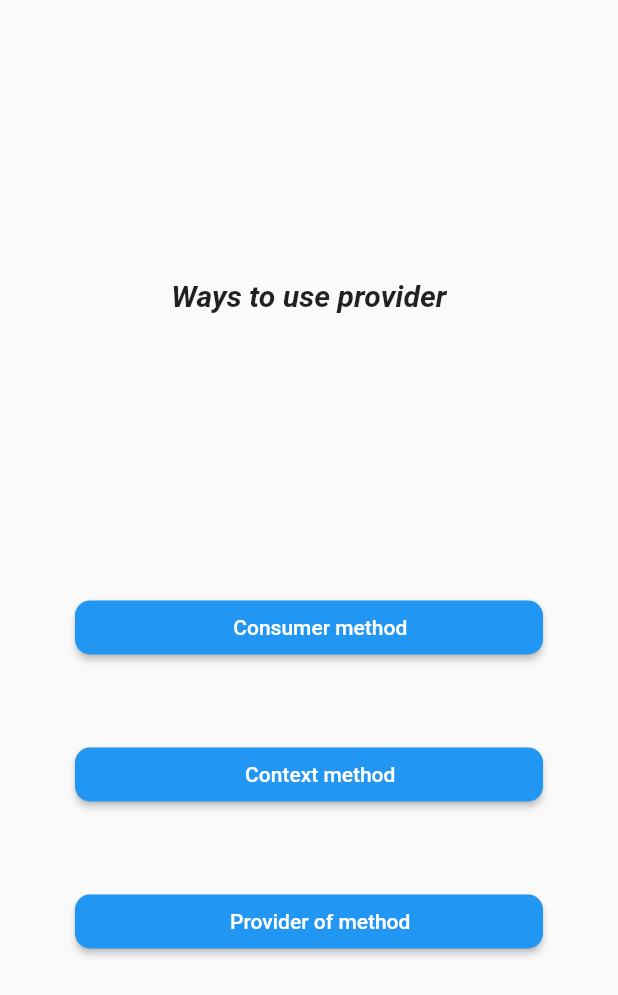
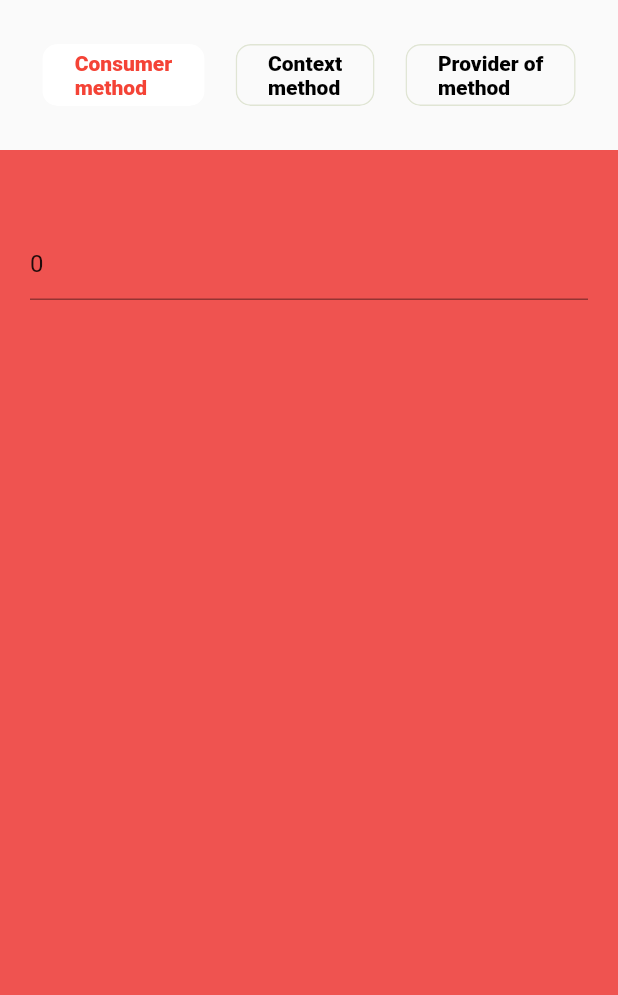
Before and after one commit to vishwakarmakrishna/flutter_provider, a Flutter app: the screen it shows after launch, on a phone screen of 412 x 824 dp. Shown: the top 995 px of the screen. Run offline on Flutter 3.47's test engine with Material 2 defaults, Android fonts, the phone set to English and light mode, and no system bars; Roboto replaces fonts that are missing (Montserrat).

Commit message:
Small Changes

```diff
--- a/lib/buyer/pages/ProviderMethods/home_screen_consumer.dart
+++ b/lib/buyer/pages/ProviderMethods/home_screen_consumer.dart
@@ -23,7 +23,8 @@ class HomeConsumeScreen extends StatelessWidget {
               ),
               Padding(
                 padding: const EdgeInsets.all(20),
-                child: TextField(
+                child: TextFormField(
+                  initialValue: provider.getage.toString(),
                   onChanged: (value) {
                     if (value.isEmpty) return;
                     int age = int.tryParse(value) ?? 0;
--- a/lib/buyer/pages/ProviderMethods/home_screen_context.dart
+++ b/lib/buyer/pages/ProviderMethods/home_screen_context.dart
@@ -23,7 +23,9 @@ class HomeContextScreen extends StatelessWidget {
             ),
             Padding(
               padding: const EdgeInsets.all(20),
-              child: TextField(
+              child: TextFormField(
+                initialValue:
+                    context.watch<HomeScreenProvider>().getage.toString(),
                 onChanged: (value) {
                   if (value.isEmpty) return;
                   int age = int.tryParse(value) ?? 0;
--- a/lib/buyer/pages/ProviderMethods/home_screen_provider_of.dart
+++ b/lib/buyer/pages/ProviderMethods/home_screen_provider_of.dart
@@ -26,7 +26,8 @@ class HomeProviderOfScreen extends StatelessWidget {
           ),
           Padding(
             padding: const EdgeInsets.all(20),
-            child: TextField(
+            child: TextFormField(
+              initialValue: providerOfContextWatch.getage.toString(),
               onChanged: (value) {
                 if (value.isEmpty) return;
                 int age = int.tryParse(value) ?? 0;
--- a/lib/buyer/pages/group_home_screen.dart
+++ b/lib/buyer/pages/group_home_screen.dart
@@ -1,83 +1,112 @@
 import 'package:flutter/material.dart';
+import 'package:flutter_provider/buyer/pages/tab.dart';
+import 'package:flutter_provider/shop/provider/home_screen_provider.dart';
+import 'package:provider/provider.dart';
 import 'ProviderMethods/home_screen_consumer.dart';
 import 'ProviderMethods/home_screen_context.dart';
 import 'ProviderMethods/home_screen_provider_of.dart';
 
-class HomeScreen extends StatelessWidget {
+class HomeScreen extends StatefulWidget {
   const HomeScreen({Key? key}) : super(key: key);
 
   @override
+  State<HomeScreen> createState() => _HomeScreenState();
+}
+
+class _HomeScreenState extends State<HomeScreen> with TickerProviderStateMixin {
+  @override
   Widget build(BuildContext context) {
+    Size screenSize = MediaQuery.of(context).size;
     List waysToCallProvider = [
       {
-        "name": "Consumer method",
+        "name": "Consumer\nmethod",
         "value": const HomeConsumeScreen(),
       },
       {
-        "name": "Context method",
+        "name": "Context\nmethod",
         "value": const HomeContextScreen(),
       },
       {
-        "name": "Provider of method",
+        "name": "Provider of\nmethod",
         "value": const HomeProviderOfScreen(),
       }
     ];
     return Material(
       child: SafeArea(
-          child: Column(
-        mainAxisAlignment: MainAxisAlignment.spaceEvenly,
-        children: [
-          const Center(
-              child: Text(
-            "Ways to use provider",
-            style: TextStyle(
-                fontStyle: FontStyle.italic,
-                fontWeight: FontWeight.bold,
-                fontSize: 20),
-          )),
-          Center(
-            child: ListView.separated(
-                shrinkWrap: true,
-                separatorBuilder: (newcontext, index) {
-                  return const SizedBox(
-                    height: 50,
-                  );
-                },
-                itemCount: waysToCallProvider.length,
-                itemBuilder: (newcontext, index) {
-                  return Padding(
-                    padding: const EdgeInsets.symmetric(horizontal: 50),
-                    child: MaterialButton(
-                      shape: RoundedRectangleBorder(
-                          borderRadius: BorderRadius.circular(10)),
-                      onPressed: () {
-                        Navigator.push(
-                          context,
-                          MaterialPageRoute(
-                            builder: (context) {
-                              return waysToCallProvider[index]['value'];
-                            },
+        child: DefaultTabController(
+          length: waysToCallProvider.length,
+          child: NestedScrollView(
+            headerSliverBuilder: (newcontext, value) {
+              return [
+                SliverAppBar(
+                  expandedHeight: 100,
+                  pinned: true,
+                  floating: true,
+                  elevation: 50,
+                  flexibleSpace: FlexibleSpaceBar(
+                    background: InkWell(
+                      onTap: () {},
+                      child: CustomTabBar(
+                        tabDecoration: BoxDecoration(
+                          color: Colors.grey[50],
+                        ),
+                        height: screenSize.height * 0.080,
+                        radius: 10.0,
+                        bottonwidthSize: screenSize.height * 0.100,
+                        bottonheightSize: screenSize.height * 0.080,
+                        labelSpacing: screenSize.width * 0.2,
+                        contentPadding: EdgeInsets.symmetric(
+                            horizontal: screenSize.width * 0.0525),
+                        buttonMargin: EdgeInsets.symmetric(
+                            vertical: screenSize.height * 0.015,
+                            horizontal: screenSize.width * 0.025),
+                        labelStyle: TextStyle(
+                            fontSize: 14,
+                            color: newcontext
+                                        .watch<HomeScreenProvider>()
+                                        .isEligible ==
+                                    true
+                                ? Colors.green
+                                : Colors.red,
+                            fontWeight: FontWeight.w800,
+                            fontFamily: 'Montserrat'),
+                        unselectedLabelStyle: const TextStyle(
+                            fontSize: 14,
+                            color: Colors.black,
+                            fontWeight: FontWeight.w800,
+                            fontFamily: 'Montserrat'),
+                        unselectedDecoration: BoxDecoration(
+                          borderRadius: BorderRadius.circular(10),
+                          color: Colors.grey[50],
+                          border: Border.all(
+                            color: const Color(0xFFE0E5D4),
                           ),
-                        );
-                      },
-                      textColor: Colors.white,
-                      child: Row(
-                        mainAxisAlignment: MainAxisAlignment.center,
-                        children: [
-                          const SizedBox(width: 15),
-                          Text(
-                            waysToCallProvider[index]['name'].toString(),
-                            textAlign: TextAlign.center,
+                        ),
+                        decoration: BoxDecoration(
+                          borderRadius: BorderRadius.circular(10),
+                          color: Colors.white,
+                        ),
+                        tabs: List.generate(
+                          waysToCallProvider.length,
+                          (index) => Tab(
+                            text: waysToCallProvider[index]['name'],
                           ),
-                        ],
+                        ),
                       ),
-                      color: Colors.blue,
                     ),
-                  );
-                }),
+                  ),
+                ),
+              ];
+            },
+            body: TabBarView(
+              children:
+                  List<Widget>.generate(waysToCallProvider.length, (int index) {
+                return waysToCallProvider[index]["value"];
+              }),
+            ),
           ),
-        ],
-      )),
+        ),
+      ),
     );
   }
 }
--- /dev/null
+++ b/lib/buyer/pages/tab.dart
@@ -0,0 +1,412 @@
+import 'package:flutter/material.dart';
+
+const double _kTabHeight = 46.0;
+
+class CustomTabBar extends StatefulWidget implements PreferredSizeWidget {
+  CustomTabBar(
+      {Key? key,
+      required this.tabs,
+      this.controller,
+      this.duration = 250,
+      this.backgroundColor,
+      this.unselectedBackgroundColor,
+      this.decoration,
+      this.unselectedDecoration,
+      this.labelStyle,
+      this.unselectedLabelStyle,
+      this.borderWidth = 0,
+      this.borderColor = Colors.black,
+      this.unselectedBorderColor = Colors.black,
+      this.physics = const BouncingScrollPhysics(),
+      this.contentPadding = const EdgeInsets.symmetric(horizontal: 4),
+      this.buttonMargin = const EdgeInsets.all(4),
+      this.labelSpacing = 4.0,
+      this.radius = 7.0,
+      this.height = _kTabHeight,
+      this.center = false,
+      this.onTap,
+      this.tabDecoration,
+      this.bottonwidthSize,
+      this.bottonheightSize})
+      : super(key: key) {
+    assert(backgroundColor == null || decoration == null);
+    assert(unselectedBackgroundColor == null || unselectedDecoration == null);
+  }
+
+  final List<Widget> tabs;
+  final TabController? controller;
+  final int duration;
+  final Color? backgroundColor;
+  final Color? unselectedBackgroundColor;
+  final BoxDecoration? decoration;
+  final BoxDecoration? unselectedDecoration;
+  final TextStyle? labelStyle;
+  final TextStyle? unselectedLabelStyle;
+  final double borderWidth;
+  final Color borderColor;
+  final Color unselectedBorderColor;
+  final ScrollPhysics physics;
+  final EdgeInsets contentPadding;
+  final EdgeInsets buttonMargin;
+  final double labelSpacing;
+  final double radius;
+  final double? height;
+  final bool center;
+  final void Function(int)? onTap;
+  final BoxDecoration? tabDecoration;
+  final double? bottonwidthSize;
+  final double? bottonheightSize;
+  @override
+  Size get preferredSize {
+    return Size.fromHeight(height ??
+        (_kTabHeight + contentPadding.vertical + buttonMargin.vertical));
+  }
+
+  @override
+  _CustomTabBarState createState() => _CustomTabBarState();
+}
+
+class _CustomTabBarState extends State<CustomTabBar>
+    with TickerProviderStateMixin {
+  TabController? _controller;
+
+  ScrollController _scrollController = new ScrollController();
+
+  late AnimationController _animationController;
+
+  late List<GlobalKey> _tabKeys;
+  GlobalKey _tabsContainerKey = GlobalKey();
+  GlobalKey _tabsParentKey = GlobalKey();
+
+  int _currentIndex = 0;
+  int _prevIndex = -1;
+  int _aniIndex = 0;
+  double _prevAniValue = 0;
+
+  late bool _textLTR;
+
+  EdgeInsets _centerPadding = EdgeInsets.zero;
+
+  @override
+  void initState() {
+    super.initState();
+    WidgetsBinding.instance
+        ?.addPostFrameCallback((_) => _getCenterPadding(context));
+
+    _tabKeys = widget.tabs.map((Widget tab) => GlobalKey()).toList();
+
+    _animationController = AnimationController(
+        vsync: this, duration: Duration(milliseconds: widget.duration));
+
+    _animationController.value = 1.0;
+    _animationController.addListener(() {
+      setState(() {});
+    });
+  }
+
+  void _updateTabController() {
+    final TabController? newController =
+        widget.controller ?? DefaultTabController.of(context);
+    assert(() {
+      if (newController == null) {
+        throw FlutterError('No TabController for ${widget.runtimeType}.\n'
+            'When creating a ${widget.runtimeType}, you must either provide an explicit '
+            'TabController using the "controller" property, or you must ensure that there '
+            'is a DefaultTabController above the ${widget.runtimeType}.\n'
+            'In this case, there was neither an explicit controller nor a default controller.');
+      }
+      return true;
+    }());
+
+    if (newController == _controller) return;
+
+    if (_controllerIsValid) {
+      _controller?.animation!.removeListener(_handleTabAnimation);
+      _controller?.removeListener(_handleController);
+    }
+    _controller = newController;
+    _controller?.animation!.addListener(_handleTabAnimation);
+    _controller?.addListener(_handleController);
+    _currentIndex = _controller!.index;
+  }
+
+  bool get _controllerIsValid => _controller?.animation != null;
+
+  @override
+  void didChangeDependencies() {
+    super.didChangeDependencies();
+    assert(debugCheckHasMaterial(context));
+    _updateTabController();
+  }
+
+  @override
+  void didUpdateWidget(CustomTabBar oldWidget) {
+    super.didUpdateWidget(oldWidget);
+    if (widget.controller != oldWidget.controller) {
+      _updateTabController();
+    }
+
+    if (widget.tabs.length > oldWidget.tabs.length) {
+      final int delta = widget.tabs.length - oldWidget.tabs.length;
+      _tabKeys.addAll(List<GlobalKey>.generate(delta, (int n) => GlobalKey()));
+    } else if (widget.tabs.length < oldWidget.tabs.length) {
+      _tabKeys.removeRange(widget.tabs.length, oldWidget.tabs.length);
+    }
+  }
+
+  void _handleController() {
+    if (_controller!.indexIsChanging) {
+      _goToIndex(_controller!.index);
+    }
+  }
+
+  @override
+  void dispose() {
+    if (_controllerIsValid) {
+      _controller!.animation!.removeListener(_handleTabAnimation);
+      _controller!.removeListener(_handleController);
+    }
+    _controller = null;
+    _scrollController.dispose();
+    super.dispose();
+  }
+
+  _getCenterPadding(BuildContext context) {
+    final RenderBox tabsParent =
+        _tabsParentKey.currentContext!.findRenderObject() as RenderBox;
+    final double screenWidth = tabsParent.size.width;
+
+    RenderBox renderBox =
+        _tabKeys.first.currentContext?.findRenderObject() as RenderBox;
+    double size = renderBox.size.width;
+    final double left = (screenWidth - size) / 2;
+
+    renderBox = _tabKeys.last.currentContext?.findRenderObject() as RenderBox;
+    size = renderBox.size.width;
+    final double right = (screenWidth - size) / 2;
+    _centerPadding = EdgeInsets.only(left: left, right: right);
+  }
+
+  Widget _buildButton(
+    int index,
+    Tab tab,
+  ) {
+    final double animationValue;
+    if (index == _currentIndex)
+      animationValue = _animationController.value;
+    else if (index == _prevIndex)
+      animationValue = 1 - _animationController.value;
+    else
+      animationValue = 0;
+
+    final TextStyle? textStyle = TextStyle.lerp(
+        widget.unselectedLabelStyle ?? TextStyle(color: Colors.black),
+        widget.labelStyle ?? TextStyle(color: Colors.white),
+        animationValue);
+    final Color? borderColor = Color.lerp(
+        widget.unselectedBorderColor, widget.borderColor, animationValue);
+    final Color foregroundColor = textStyle?.color ?? Colors.black;
+
+    final BoxDecoration? boxDecoration = BoxDecoration.lerp(
+        widget.unselectedDecoration ??
+            BoxDecoration(
+                color: widget.unselectedBackgroundColor ?? Colors.grey[300]),
+        widget.decoration ??
+            BoxDecoration(
+                color: widget.backgroundColor ??
+                    Theme.of(context).colorScheme.secondary),
+        animationValue);
+
+    EdgeInsets buttonMargin = widget.buttonMargin;
+    if (index == 0) {
+    } else if (index == widget.tabs.length - 1) {}
+
+    return Padding(
+      key: _tabKeys[index],
+      padding: buttonMargin,
+      child: ClipRRect(
+        borderRadius: BorderRadius.circular(widget.radius),
+        child: Stack(
+          children: <Widget>[
+            Positioned.fill(
+              child: Container(
+                decoration: boxDecoration,
+              ),
+            ),
+            TextButton(
+              onPressed: () {
+                _controller?.animateTo(index);
+                if (widget.onTap != null) widget.onTap!(index);
+              },
+              style: TextButton.styleFrom(
+                minimumSize: Size.lerp(
+                    Size(widget.bottonwidthSize ?? 50.0,
+                        widget.bottonheightSize ?? 50.0),
+                    Size(widget.bottonwidthSize ?? 50.0,
+                        widget.bottonheightSize ?? 50.0),
+                    10),
+                padding: widget.contentPadding,
+                textStyle: textStyle,
+                tapTargetSize: MaterialTapTargetSize.shrinkWrap,
+                shape: RoundedRectangleBorder(
+                  side: (widget.borderWidth == 0)
+                      ? BorderSide.none
+                      : BorderSide(
+                          color: borderColor ?? Colors.black,
+                          width: widget.borderWidth,
+                          style: BorderStyle.solid),
+                  borderRadius: BorderRadius.circular(widget.radius),
+                ),
+              ),
+              child: Row(
+                children: <Widget>[
+                  tab.icon != null
+                      ? IconTheme.merge(
+                          data:
+                              IconThemeData(size: 24.0, color: foregroundColor),
+                          child: tab.icon!)
+                      : Container(),
+                  SizedBox(
+                    width: tab.icon == null ||
+                            (tab.text == null && tab.child == null)
+                        ? 0
+                        : widget.labelSpacing,
+                  ),
+                  tab.text != null
+                      ? Text(
+                          tab.text!,
+                          style: textStyle,
+                        )
+                      : (tab.child ?? Container())
+                ],
+              ),
+            ),
+          ],
+        ),
+      ),
+    );
+  }
+
+  @override
+  Widget build(BuildContext context) {
+    Size screenSize = MediaQuery.of(context).size;
+    assert(() {
+      if (_controller!.length != widget.tabs.length) {
+        throw FlutterError(
+            "Controller's length property (${_controller!.length}) does not match the "
+            "number of tabs (${widget.tabs.length}) present in TabBar's tabs property.");
+      }
+      return true;
+    }());
+    if (_controller!.length == 0) return Container(height: widget.height);
+
+    _textLTR = Directionality.of(context).index == 1;
+    return Container(
+      alignment: Alignment.center,
+      width: screenSize.width,
+      decoration: widget.tabDecoration,
+      child: Opacity(
+        opacity: (!widget.center || _centerPadding != EdgeInsets.zero) ? 1 : 0,
+        child: AnimatedBuilder(
+          animation: _animationController,
+          key: _tabsParentKey,
+          builder: (context, child) => SizedBox(
+            key: _tabsContainerKey,
+            height: widget.preferredSize.height,
+            child: SingleChildScrollView(
+              physics: widget.physics,
+              controller: _scrollController,
+              scrollDirection: Axis.horizontal,
+              padding: widget.center ? _centerPadding : EdgeInsets.zero,
+              child: Row(
+                children: List.generate(
+                  widget.tabs.length,
+                  (int index) => _buildButton(index, widget.tabs[index] as Tab),
+                ),
+              ),
+            ),
+          ),
+        ),
+      ),
+    );
+  }
+
+  _handleTabAnimation() {
+    _aniIndex = ((_controller!.animation!.value > _prevAniValue)
+            ? _controller!.animation!.value
+            : _prevAniValue)
+        .round();
+    if (!_controller!.indexIsChanging && _aniIndex != _currentIndex) {
+      _setCurrentIndex(_aniIndex);
+    }
+    _prevAniValue = _controller!.animation!.value;
+  }
+
+  _goToIndex(int index) {
+    if (index != _currentIndex) {
+      _setCurrentIndex(index);
+      _controller?.animateTo(index);
+    }
+  }
+
+  _setCurrentIndex(int index) {
+    setState(() {
+      _prevIndex = _currentIndex;
+      _currentIndex = index;
+    });
+    _scrollTo(index);
+    _triggerAnimation();
+  }
+
+  _triggerAnimation() {
+    _animationController.reset();
+
+    _animationController.forward();
+  }
+
+  _scrollTo(int index) {
+    final RenderBox tabsContainer =
+        _tabsContainerKey.currentContext!.findRenderObject() as RenderBox;
+    double screenWidth = tabsContainer.size.width;
+    final tabsContainerPosition = tabsContainer.localToGlobal(Offset.zero).dx;
+
+    final tabsContainerOffset = Offset(-tabsContainerPosition, 0);
+
+    RenderBox renderBox =
+        _tabKeys[index].currentContext?.findRenderObject() as RenderBox;
+
+    double size = renderBox.size.width;
+
+    double position = renderBox.localToGlobal(tabsContainerOffset).dx;
+
+    double offset = (position + size / 2) - screenWidth / 2;
+
+    if (offset < 0) {
+      renderBox = (_textLTR ? _tabKeys.first : _tabKeys.last)
+          .currentContext
+          ?.findRenderObject() as RenderBox;
+
+      position = renderBox.localToGlobal(tabsContainerOffset).dx;
+
+      if (!widget.center && position > offset) offset = position;
+    } else {
+      renderBox = (_textLTR ? _tabKeys.last : _tabKeys.first)
+          .currentContext
+          ?.findRenderObject() as RenderBox;
+
+      position = renderBox.localToGlobal(tabsContainerOffset).dx;
+
+      size = renderBox.size.width;
+
+      if (position + size < screenWidth) screenWidth = position + size;
+
+      if (!widget.center && position + size - offset < screenWidth)
+        offset = position + size - screenWidth;
+    }
+    offset *= (_textLTR ? 1 : -1);
+
+    _scrollController.animateTo(offset + _scrollController.offset,
+        duration: new Duration(milliseconds: widget.duration),
+        curve: Curves.easeInOut);
+  }
+}
--- a/lib/shop/provider/home_screen_provider.dart
+++ b/lib/shop/provider/home_screen_provider.dart
@@ -1,15 +1,19 @@
 import 'package:flutter/cupertino.dart';
+import 'package:flutter/material.dart';
 
 class HomeScreenProvider extends ChangeNotifier {
   bool? isEligible;
   String? eligibleMessage = "";
+  int getage = 0;
 
   checkEligiblity(int age) {
     if (age >= 18) {
+      getage = age;
       isEligible = true;
       eligibleMessage = "You are eligible";
       notifyListeners();
     } else {
+      getage = age;
       isEligible = false;
       eligibleMessage = "You are not eligible";
       notifyListeners();
--- a/pubspec.yaml
+++ b/pubspec.yaml
@@ -34,6 +34,7 @@ dependencies:
   # Use with the CupertinoIcons class for iOS style icons.
   cupertino_icons: ^1.0.2
   provider: ^6.0.1
+  animations: ^2.0.2
 
 dev_dependencies:
   flutter_test:
```
Also changed, not shown: pubspec.lock.
